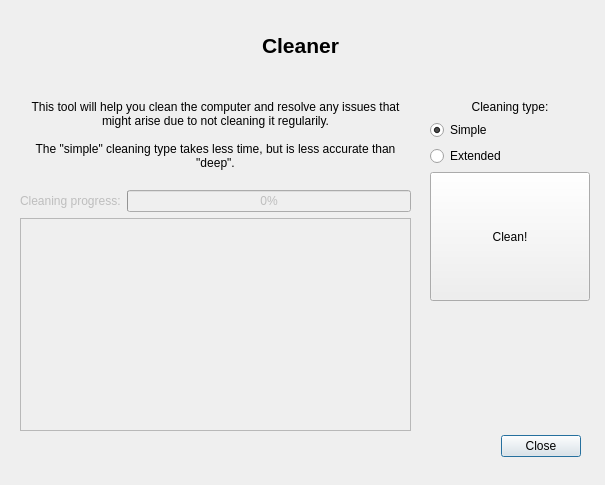
Above: ui/cleaning_dialog.ui from Atrate/qSchoolHelper before the change. Below: the same form after it.
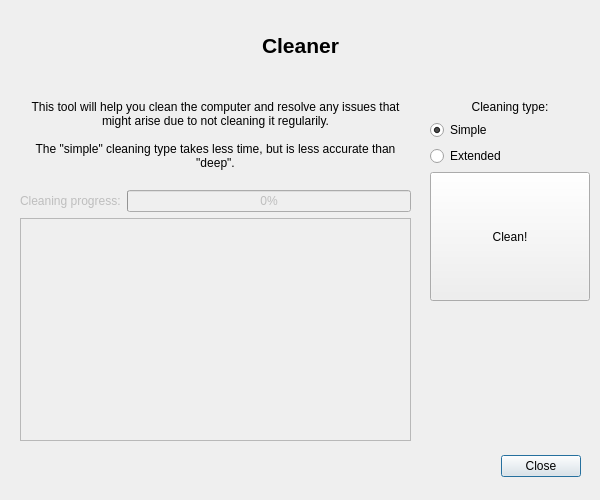
That is the form after the change. Icons and pictures are not drawn.

Commit message: Streamline window sizes

```diff
--- a/ui/cleaning_dialog.ui
+++ b/ui/cleaning_dialog.ui
@@ -6,10 +6,28 @@
    <rect>
     <x>0</x>
     <y>0</y>
-    <width>605</width>
-    <height>485</height>
+    <width>600</width>
+    <height>500</height>
    </rect>
   </property>
+  <property name="sizePolicy">
+   <sizepolicy hsizetype="Fixed" vsizetype="Fixed">
+    <horstretch>0</horstretch>
+    <verstretch>0</verstretch>
+   </sizepolicy>
+  </property>
+  <property name="minimumSize">
+   <size>
+    <width>600</width>
+    <height>500</height>
+   </size>
+  </property>
+  <property name="maximumSize">
+   <size>
+    <width>600</width>
+    <height>16777215</height>
+   </size>
+  </property>
   <property name="windowTitle">
    <string>Cleaning</string>
   </property>
@@ -20,7 +38,7 @@
    <property name="geometry">
     <rect>
      <x>480</x>
-     <y>430</y>
+     <y>450</y>
      <width>101</width>
      <height>32</height>
     </rect>
@@ -135,7 +153,7 @@
      <x>20</x>
      <y>100</y>
      <width>391</width>
-     <height>331</height>
+     <height>341</height>
     </rect>
    </property>
    <layout class="QGridLayout" name="gridLayout">
```
The commit also changes 6 other files.
